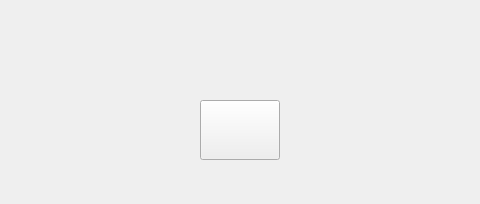
The window that VideoPlayer/videomodels/VideoBlank.ui (huizhang556/pc-video-player) describes before a commit, drawn with Qt 5; both pictures show x 110 to 590 and y 0 to 204 of the 700 by 204 pixel window.
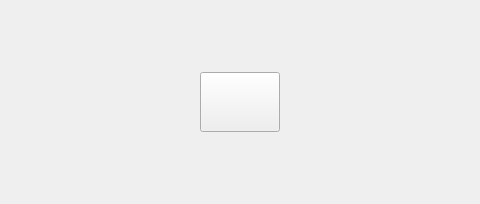
The same window after the commit. Icons and pictures are not drawn.

Diff of the .ui file:
```diff
--- a/VideoPlayer/videomodels/VideoBlank.ui
+++ b/VideoPlayer/videomodels/VideoBlank.ui
@@ -68,7 +68,7 @@
        <property name="sizeHint" stdset="0">
         <size>
          <width>20</width>
-         <height>100</height>
+         <height>40</height>
         </size>
        </property>
       </spacer>
```
